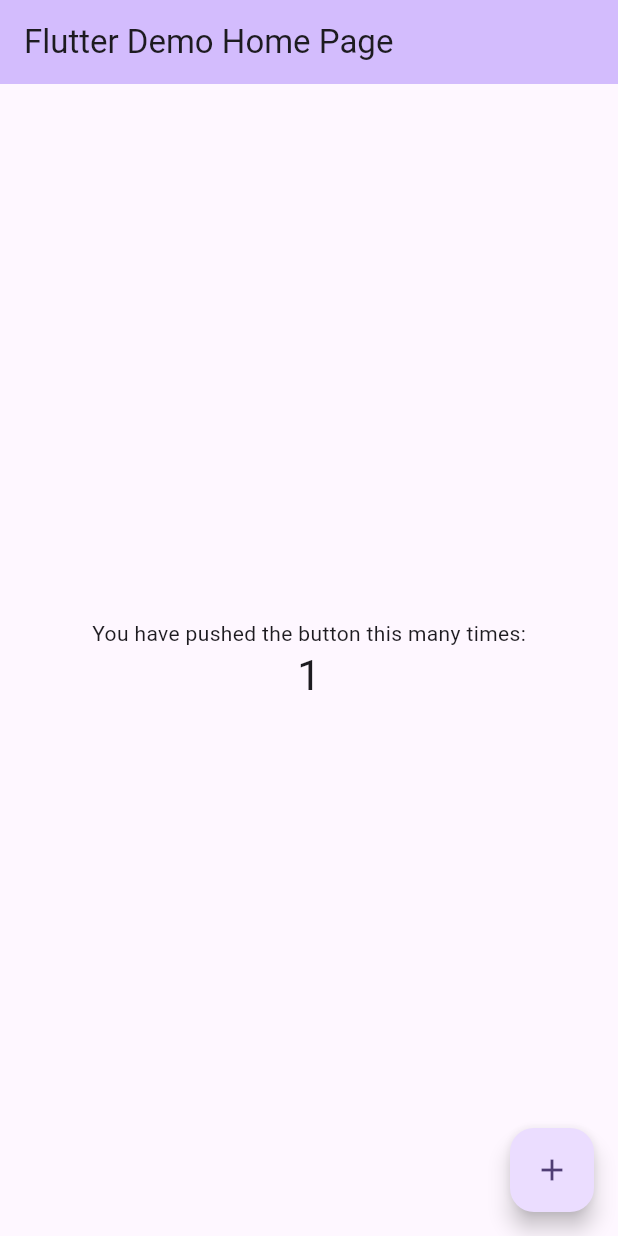
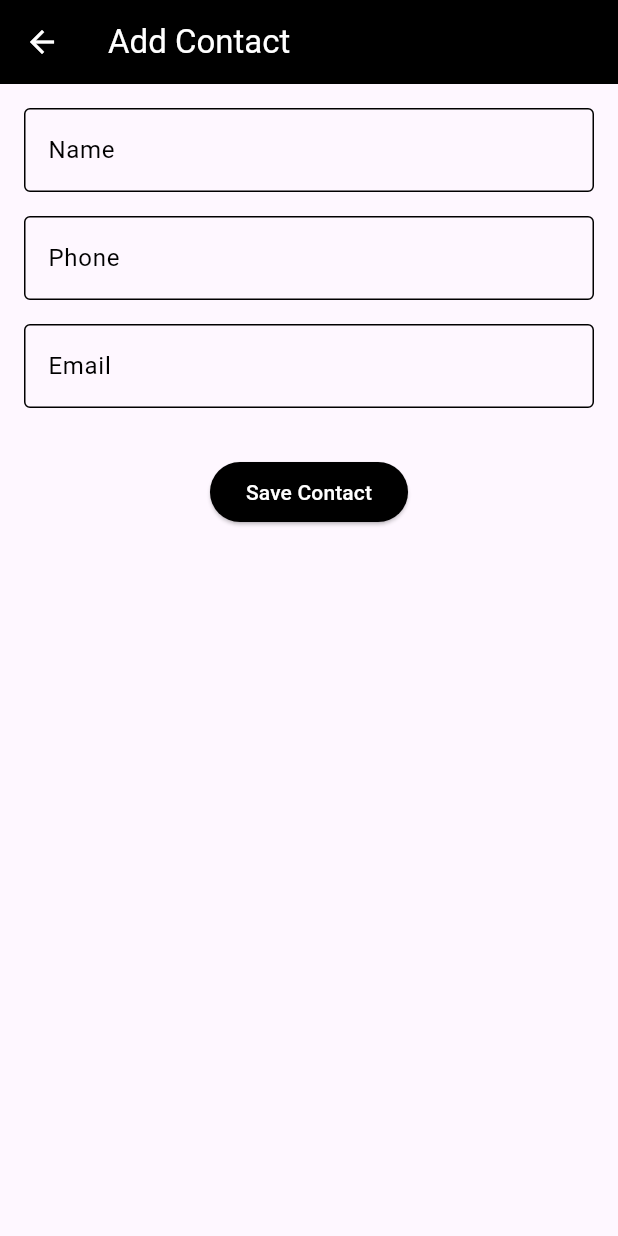
Before and after one commit to goureeshr/Contact_manager, a Flutter app: the screen it shows after launch, after a tap on the "add" icon, on a phone screen of 412 x 824 dp. Run offline on Flutter 3.47's test engine with Material 3 defaults, Android fonts, the phone set to English and light mode, and no system bars; network calls fail.

Commit message:
Updated frontend and server

```diff
--- /dev/null
+++ b/frontend/lib/addcontacts.dart
@@ -0,0 +1,130 @@
+import 'package:flutter/material.dart';
+import 'package:http/http.dart' as http;
+import 'dart:convert';
+
+class AddContactPage extends StatelessWidget {
+  final TextEditingController nameController = TextEditingController();
+  final TextEditingController phoneController = TextEditingController();
+  final TextEditingController emailController = TextEditingController();
+
+  AddContactPage({super.key});
+
+  Future<void> saveContact(BuildContext context) async {
+    // For Android emulator, use 10.0.2.2 instead of localhost
+    final String apiUrl = 'http://10.0.2.2:8000/contacts';
+    // For iOS simulator or physical devices on the same network, use your computer's IP address
+    // final String apiUrl = 'http://192.168.1.100:8000/contacts';
+
+    try {
+      final response = await http.post(
+        Uri.parse(apiUrl),
+        headers: <String, String>{
+          'Content-Type': 'application/json; charset=UTF-8',
+        },
+        body: jsonEncode(<String, String>{
+          'name': nameController.text,
+          'phone': phoneController.text,
+          'email': emailController.text,
+        }),
+      );
+
+      if (response.statusCode == 201) {
+        // Contact saved successfully
+        ScaffoldMessenger.of(context).showSnackBar(
+          const SnackBar(content: Text('Contact saved successfully')),
+        );
+        // Clear the text fields
+        nameController.clear();
+        phoneController.clear();
+        emailController.clear();
+      } else {
+        // If the server did not return a 201 CREATED response,
+        // then throw an exception.
+        throw Exception('Failed to save contact');
+      }
+    } catch (e) {
+      ScaffoldMessenger.of(context).showSnackBar(
+        SnackBar(content: Text('Error: ${e.toString()}')),
+      );
+    }
+  }
+
+  @override
+  Widget build(BuildContext context) {
+    return Scaffold(
+      appBar: AppBar(
+        title: const Text(
+          'Add Contact',
+          style: TextStyle(color: Colors.white),
+        ),
+        backgroundColor: Colors.black,
+        iconTheme: const IconThemeData(color: Colors.white),
+      ),
+      body: Padding(
+        padding: const EdgeInsets.all(16.0),
+        child: Column(
+          children: <Widget>[
+            TextField(
+              controller: nameController,
+              decoration: const InputDecoration(
+                labelText: 'Name',
+                labelStyle: TextStyle(color: Colors.black),
+                border: OutlineInputBorder(),
+                enabledBorder: OutlineInputBorder(
+                  borderSide: BorderSide(color: Colors.black),
+                ),
+                focusedBorder: OutlineInputBorder(
+                  borderSide: BorderSide(color: Colors.black),
+                ),
+              ),
+              style: const TextStyle(color: Colors.black),
+            ),
+            const SizedBox(height: 16),
+            TextField(
+              controller: phoneController,
+              decoration: const InputDecoration(
+                labelText: 'Phone',
+                labelStyle: TextStyle(color: Colors.black),
+                border: OutlineInputBorder(),
+                enabledBorder: OutlineInputBorder(
+                  borderSide: BorderSide(color: Colors.black),
+                ),
+                focusedBorder: OutlineInputBorder(
+                  borderSide: BorderSide(color: Colors.black),
+                ),
+              ),
+              style: const TextStyle(color: Colors.black),
+            ),
+            const SizedBox(height: 16),
+            TextField(
+              controller: emailController,
+              decoration: const InputDecoration(
+                labelText: 'Email',
+                labelStyle: TextStyle(color: Colors.black),
+                border: OutlineInputBorder(),
+                enabledBorder: OutlineInputBorder(
+                  borderSide: BorderSide(color: Colors.black),
+                ),
+                focusedBorder: OutlineInputBorder(
+                  borderSide: BorderSide(color: Colors.black),
+                ),
+              ),
+              style: const TextStyle(color: Colors.black),
+            ),
+            const SizedBox(height: 32),
+            ElevatedButton(
+              onPressed: () => saveContact(context),
+              style: ElevatedButton.styleFrom(
+                backgroundColor: Colors.black,
+              ),
+              child: const Text(
+                'Save Contact',
+                style: TextStyle(color: Colors.white),
+              ),
+            ),
+          ],
+        ),
+      ),
+    );
+  }
+}
--- a/frontend/lib/main.dart
+++ b/frontend/lib/main.dart
@@ -1,125 +1,51 @@
 import 'package:flutter/material.dart';
+import 'package:frontend/addcontacts.dart';
+
 
 void main() {
-  runApp(const MyApp());
+  runApp(const ContactManagerApp());
 }
 
-class MyApp extends StatelessWidget {
-  const MyApp({super.key});
+class ContactManagerApp extends StatelessWidget {
+  const ContactManagerApp({super.key});
 
-  // This widget is the root of your application.
   @override
   Widget build(BuildContext context) {
-    return MaterialApp(
-      title: 'Flutter Demo',
-      theme: ThemeData(
-        // This is the theme of your application.
-        //
-        // TRY THIS: Try running your application with "flutter run". You'll see
-        // the application has a purple toolbar. Then, without quitting the app,
-        // try changing the seedColor in the colorScheme below to Colors.green
-        // and then invoke "hot reload" (save your changes or press the "hot
-        // reload" button in a Flutter-supported IDE, or press "r" if you used
-        // the command line to start the app).
-        //
-        // Notice that the counter didn't reset back to zero; the application
-        // state is not lost during the reload. To reset the state, use hot
-        // restart instead.
-        //
-        // This works for code too, not just values: Most code changes can be
-        // tested with just a hot reload.
-        colorScheme: ColorScheme.fromSeed(seedColor: Colors.deepPurple),
-        useMaterial3: true,
-      ),
-      home: const MyHomePage(title: 'Flutter Demo Home Page'),
+    return const MaterialApp(
+      home: ContactManagerHome(),
     );
   }
 }
 
-class MyHomePage extends StatefulWidget {
-  const MyHomePage({super.key, required this.title});
-
-  // This widget is the home page of your application. It is stateful, meaning
-  // that it has a State object (defined below) that contains fields that affect
-  // how it looks.
-
-  // This class is the configuration for the state. It holds the values (in this
-  // case the title) provided by the parent (in this case the App widget) and
-  // used by the build method of the State. Fields in a Widget subclass are
-  // always marked "final".
-
-  final String title;
-
-  @override
-  State<MyHomePage> createState() => _MyHomePageState();
-}
-
-class _MyHomePageState extends State<MyHomePage> {
-  int _counter = 0;
-
-  void _incrementCounter() {
-    setState(() {
-      // This call to setState tells the Flutter framework that something has
-      // changed in this State, which causes it to rerun the build method below
-      // so that the display can reflect the updated values. If we changed
-      // _counter without calling setState(), then the build method would not be
-      // called again, and so nothing would appear to happen.
-      _counter++;
-    });
-  }
+class ContactManagerHome extends StatelessWidget {
+  const ContactManagerHome({super.key});
 
   @override
   Widget build(BuildContext context) {
-    // This method is rerun every time setState is called, for instance as done
-    // by the _incrementCounter method above.
-    //
-    // The Flutter framework has been optimized to make rerunning build methods
-    // fast, so that you can just rebuild anything that needs updating rather
-    // than having to individually change instances of widgets.
     return Scaffold(
       appBar: AppBar(
-        // TRY THIS: Try changing the color here to a specific color (to
-        // Colors.amber, perhaps?) and trigger a hot reload to see the AppBar
-        // change color while the other colors stay the same.
-        backgroundColor: Theme.of(context).colorScheme.inversePrimary,
-        // Here we take the value from the MyHomePage object that was created by
-        // the App.build method, and use it to set our appbar title.
-        title: Text(widget.title),
+        title: const Text('Contact Manager'),
+        backgroundColor: Colors.white,
       ),
-      body: Center(
-        // Center is a layout widget. It takes a single child and positions it
-        // in the middle of the parent.
-        child: Column(
-          // Column is also a layout widget. It takes a list of children and
-          // arranges them vertically. By default, it sizes itself to fit its
-          // children horizontally, and tries to be as tall as its parent.
-          //
-          // Column has various properties to control how it sizes itself and
-          // how it positions its children. Here we use mainAxisAlignment to
-          // center the children vertically; the main axis here is the vertical
-          // axis because Columns are vertical (the cross axis would be
-          // horizontal).
-          //
-          // TRY THIS: Invoke "debug painting" (choose the "Toggle Debug Paint"
-          // action in the IDE, or press "p" in the console), to see the
-          // wireframe for each widget.
-          mainAxisAlignment: MainAxisAlignment.center,
-          children: <Widget>[
-            const Text(
-              'You have pushed the button this many times:',
-            ),
-            Text(
-              '$_counter',
-              style: Theme.of(context).textTheme.headlineMedium,
-            ),
-          ],
+      body: Container(
+        color: Colors.black,
+        child: const Center(
+          child: Text(
+            'Welcome to Contact Manager!',
+            style: TextStyle(color: Colors.white, fontSize: 24),
+          ),
         ),
       ),
       floatingActionButton: FloatingActionButton(
-        onPressed: _incrementCounter,
-        tooltip: 'Increment',
-        child: const Icon(Icons.add),
-      ), // This trailing comma makes auto-formatting nicer for build methods.
+        onPressed: () {
+          Navigator.push(
+    context,
+    MaterialPageRoute(builder: (context) => AddContactPage()),
+  );
+        },
+        backgroundColor: Colors.white,
+        child: const Icon(Icons.add, color: Colors.black),
+      ),
     );
   }
 }
--- a/frontend/pubspec.yaml
+++ b/frontend/pubspec.yaml
@@ -35,6 +35,7 @@ dependencies:
   # The following adds the Cupertino Icons font to your application.
   # Use with the CupertinoIcons class for iOS style icons.
   cupertino_icons: ^1.0.6
+  http: ^1.2.2
 
 dev_dependencies:
   flutter_test:
```
Also changed, not shown: frontend/pubspec.lock, 4 other files.
